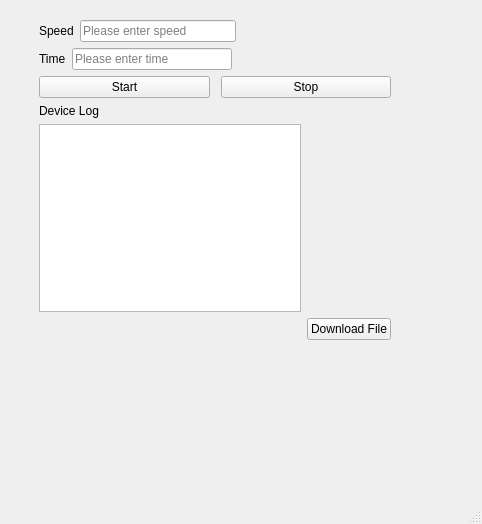
Old version of the form form.ui in the repository m-trinacty/TestBenchGUI.
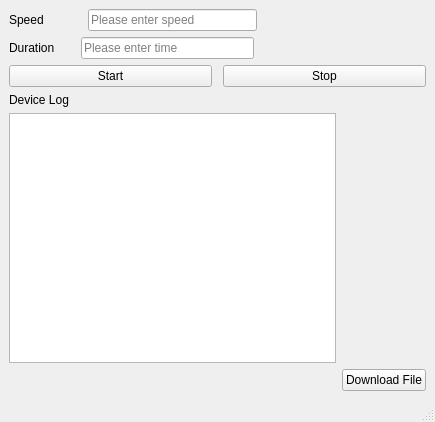
New version of the form.

Commit message: TODO: rename Main window etc

What changed in the file:
```diff
--- a/form.ui
+++ b/form.ui
@@ -6,23 +6,28 @@
    <rect>
     <x>0</x>
     <y>0</y>
-    <width>482</width>
-    <height>524</height>
+    <width>435</width>
+    <height>422</height>
    </rect>
   </property>
+  <property name="sizePolicy">
+   <sizepolicy hsizetype="Expanding" vsizetype="Expanding">
+    <horstretch>0</horstretch>
+    <verstretch>0</verstretch>
+   </sizepolicy>
+  </property>
   <property name="windowTitle">
    <string>MainWindow</string>
   </property>
   <widget class="QWidget" name="centralwidget">
-   <widget class="QWidget" name="layoutWidget">
-    <property name="geometry">
-     <rect>
-      <x>39</x>
-      <y>20</y>
-      <width>352</width>
-      <height>320</height>
-     </rect>
-    </property>
+   <property name="sizePolicy">
+    <sizepolicy hsizetype="Expanding" vsizetype="Expanding">
+     <horstretch>0</horstretch>
+     <verstretch>0</verstretch>
+    </sizepolicy>
+   </property>
+   <layout class="QHBoxLayout" name="horizontalLayout_4">
+    <item>
     <layout class="QVBoxLayout" name="verticalLayout_4">
      <item>
       <layout class="QVBoxLayout" name="verticalLayout_2">
@@ -35,6 +40,22 @@
            </property>
           </widget>
          </item>
+          <item>
+           <spacer name="horizontalSpacer_6">
+            <property name="orientation">
+             <enum>Qt::Horizontal</enum>
+            </property>
+            <property name="sizeType">
+             <enum>QSizePolicy::Preferred</enum>
+            </property>
+            <property name="sizeHint" stdset="0">
+             <size>
+              <width>38</width>
+              <height>20</height>
+             </size>
+            </property>
+           </spacer>
+          </item>
          <item>
           <widget class="QLineEdit" name="speedEdit">
            <property name="placeholderText">
@@ -65,10 +86,26 @@
             <number>3</number>
            </property>
            <property name="text">
-            <string>Time</string>
+             <string>Duration</string>
            </property>
           </widget>
          </item>
+          <item>
+           <spacer name="horizontalSpacer_5">
+            <property name="orientation">
+             <enum>Qt::Horizontal</enum>
+            </property>
+            <property name="sizeType">
+             <enum>QSizePolicy::Preferred</enum>
+            </property>
+            <property name="sizeHint" stdset="0">
+             <size>
+              <width>20</width>
+              <height>20</height>
+             </size>
+            </property>
+           </spacer>
+          </item>
          <item>
           <widget class="QLineEdit" name="timeEdit">
            <property name="placeholderText">
@@ -178,7 +215,8 @@
       </layout>
      </item>
     </layout>
-   </widget>
+    </item>
+   </layout>
   </widget>
   <widget class="QMenuBar" name="menubar">
    <property name="geometry">
```
Left out of the diff: 4 changed lines with no effect on the pictures. Lines whose indentation alone changed are shown as unchanged. The commit also changes 3 other files.
